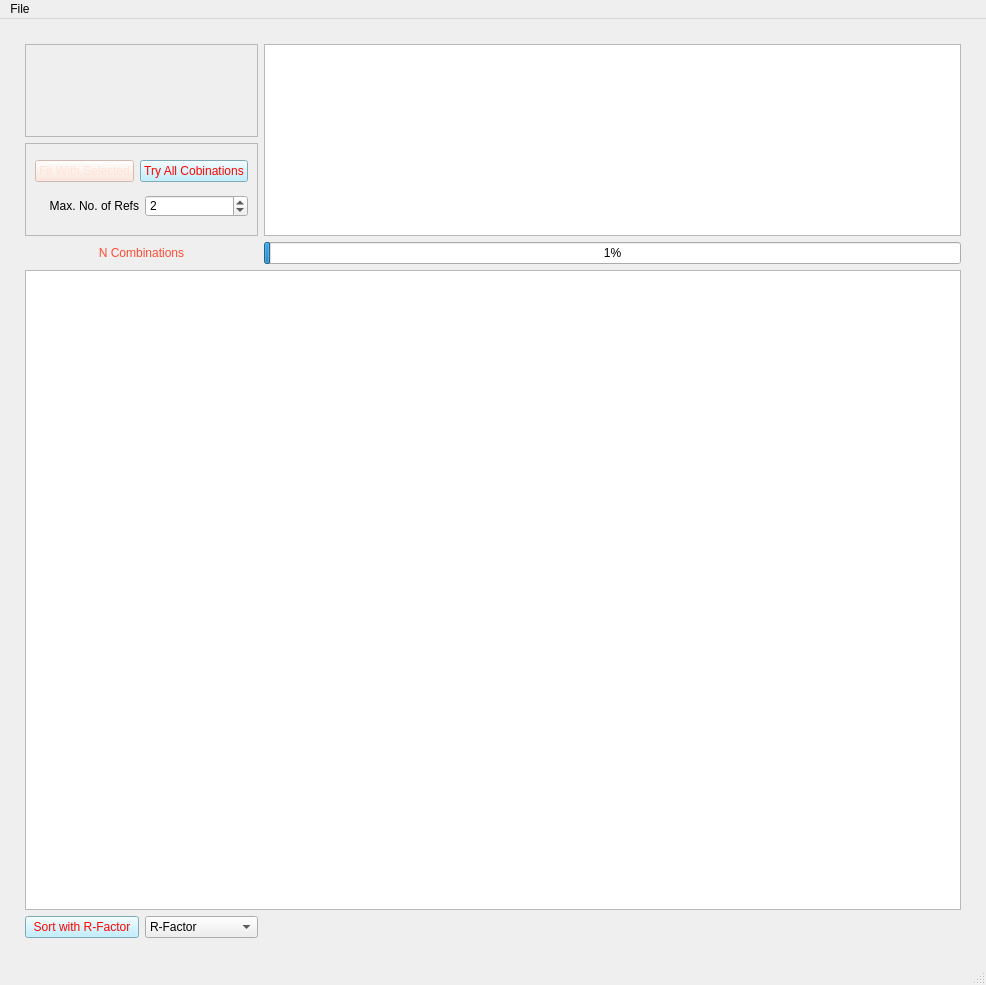
Old version of the form uis/RefChooser.ui in the repository pattammattel/MIDAS_Admin.
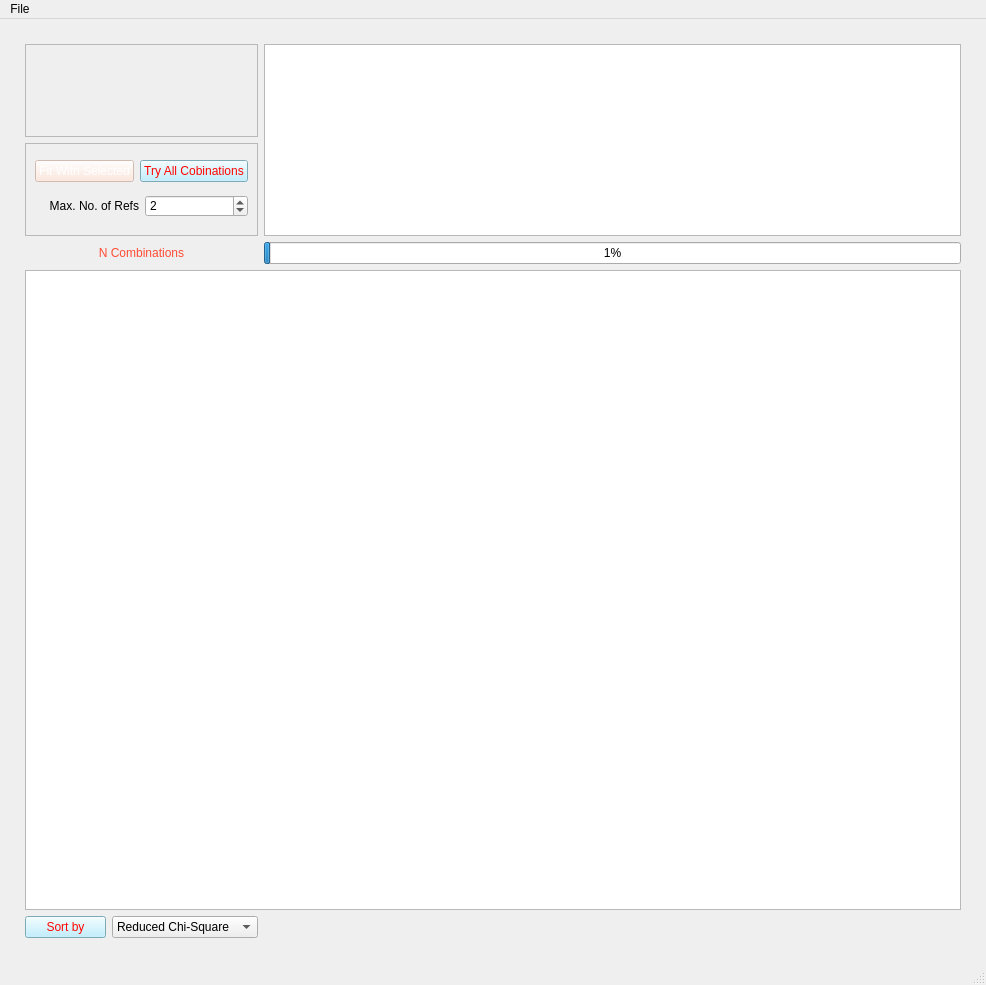
New version of the form. Custom widgets are drawn as their Qt base class.

Commit message: improved xanes fitting flow

The edit to the form file:
```diff
--- a/uis/RefChooser.ui
+++ b/uis/RefChooser.ui
@@ -33,7 +33,7 @@
 
 QPushButton:disabled {
 background-color: rgb(255, 227, 213);
-color: rgb(255, 227, 213);
+color: rgb(255, 255, 255);
 }
 
 
@@ -171,12 +171,17 @@
       <item row="0" column="0">
        <widget class="QPushButton" name="pb_sort_with_r">
         <property name="text">
-         <string>Sort with R-Factor</string>
+         <string>Sort by</string>
         </property>
        </widget>
       </item>
       <item row="0" column="1">
        <widget class="QComboBox" name="cb_sorter">
+        <item>
+         <property name="text">
+          <string>Reduced Chi-Square</string>
+         </property>
+        </item>
         <item>
          <property name="text">
           <string>R-Factor</string>
```
Left out of the diff: 10 changed lines with no effect on the pictures. The commit also changes 2 other files.
